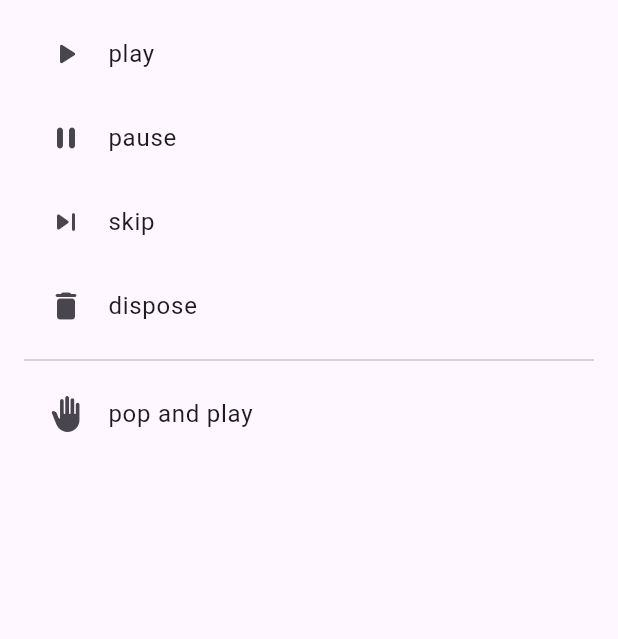
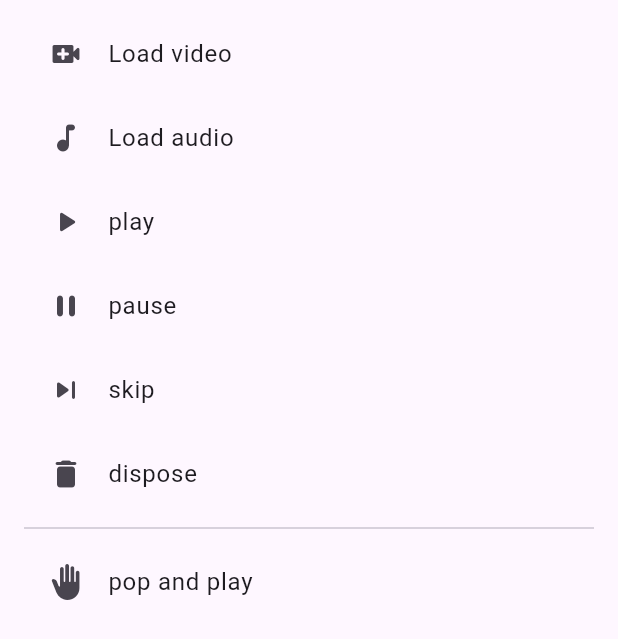
Before and after one commit to SuaMusica/flutter_plugins, a Flutter app: the SMAdsBottomSheet widget shown alone on an empty page, opened directly, on a phone screen of 412 x 824 dp. Shown: the top 639 px of the screen. Run offline on Flutter 3.47's test engine with Material 3 defaults, Android fonts, the phone set to English and light mode, and no system bars; our stand-ins replace isar; missing offline and left inert: dart:ffi, mutex, pointycastle, rsa_pkcs; accounts and stored records are empty; generated files the repository leaves out were written again.

Commit message:
chore: more enhancements in the code

```diff
--- a/packages/ads/example/lib/main.dart
+++ b/packages/ads/example/lib/main.dart
@@ -9,59 +9,15 @@ void main() => runApp(MaterialApp(home: MyApp()));
 ValueNotifier<bool> adsValueNotifier = ValueNotifier(false);
 PreRollController controller = PreRollController(preRollListener);
 
-void preRollListener(PreRollEvent event, Map<String, dynamic> args) {
-  debugPrint('[PREROLL]: Event: $event, args: $args');
-
-  switch (event) {
-    case PreRollEvent.LOADED:
-      adsValueNotifier.value = true;
-    case PreRollEvent.COMPLETED:
-      adsValueNotifier.value = false;
-      controller.dispose();
-    default:
-  }
-}
-
-void loadAds(Map<String, dynamic> target) {
-  adsValueNotifier.value = true;
-  controller.load(target);
-}
-
-class MyApp extends StatefulWidget {
-  @override
-  _MyAppState createState() => _MyAppState();
-}
-
-const videoTarget = {
-  "age": "34",
-  "tipo": "1",
-  "vip": "0",
-  "gender": "1",
-  "version": "6867",
-  "ppid": "6d83fd8be4872555440fab67103896c8bee7b064b1b3ab0260f503c8dfc76e39",
-  // video ad
-  // "__URL__":
-  //     "https://pubads.g.doubleclick.net/gampad/ads?sz=640x480&iu=/124319096/external/single_ad_samples&ciu_szs=300x250&impl=s&gdfp_req=1&env=vp&output=vast&unviewed_position_start=1&cust_params=deployment%3Ddevsite%26sample_ct%3Dlinear&correlator=",
-  "__URL__":
-      "https://pubads.g.doubleclick.net/gampad/ads?sz=640x480&iu=/124319096/external/single_ad_samples&ciu_szs=300x250&impl=s&gdfp_req=1&env=vp&output=vast&unviewed_position_start=1&cust_params=deployment%3Ddevsite%26sample_ct%3Dlinear&correlator=",
-  "__CONTENT__": "https://assets.suamusica.com.br/video/virgula.mp3",
-};
-
-class _MyAppState extends State<MyApp> {
-  final audioTarget = Map<String, dynamic>.from(videoTarget);
-
-  @override
-  void initState() {
-    super.initState();
-    audioTarget["__URL__"] =
-        "https://pubads.g.doubleclick.net/gampad/ads?sz=640x480%7C400x300%7C730x400&iu=/7090806/Suamusica.com.br-ROA-Preroll&impl=s&gdfp_req=1&env=instream&output=vast&unviewed_position_start=1&description_url=http%3A%2F%2Fwww.suamusica.com.br%2F&correlator=&tfcd=0&npa=0&ad_type=audio&vad_type=linear&ciu_szs=300x250&cust_params=teste%3D1";
-  }
+class MyApp extends StatelessWidget {
+  const MyApp({super.key});
 
   @override
   Widget build(BuildContext context) {
     return Scaffold(
       appBar: AppBar(
         title: const Text('Plugin example app'),
+        centerTitle: true,
       ),
       body: Center(
         child: ListView(
@@ -174,10 +130,10 @@ class _MyAppState extends State<MyApp> {
 
 class PreRollUI extends StatelessWidget {
   const PreRollUI({
-    Key? key,
+    super.key,
     required this.adsValueNotifier,
     required this.controller,
-  }) : super(key: key);
+  });
 
   final ValueNotifier<bool> adsValueNotifier;
   final PreRollController controller;
@@ -186,9 +142,9 @@ class PreRollUI extends StatelessWidget {
   Widget build(BuildContext context) {
     return AnimatedBuilder(
       animation: adsValueNotifier,
-      builder: (context, child) {
-        return adsValueNotifier.value
-            ? AspectRatio(
+      builder: (context, child) =>
+          adsValueNotifier.value && child != null ? child : SizedBox.shrink(),
+      child: AspectRatio(
         aspectRatio: 640 / 480,
         child: PreRoll(
           controller: controller,
@@ -196,9 +152,49 @@ class PreRollUI extends StatelessWidget {
           useHybridComposition: true,
           useinitExpensiveAndroidView: true,
         ),
-              )
-            : SizedBox.shrink();
-      },
+      ),
     );
   }
 }
+
+const videoTarget = {
+  "age": "34",
+  "tipo": "1",
+  "vip": "0",
+  "gender": "1",
+  "version": "6867",
+  "ppid": "6d83fd8be4872555440fab67103896c8bee7b064b1b3ab0260f503c8dfc76e39",
+  "__URL__":
+      "https://pubads.g.doubleclick.net/gampad/ads?sz=640x480&iu=/124319096/external/single_ad_samples&ciu_szs=300x250&impl=s&gdfp_req=1&env=vp&output=vast&unviewed_position_start=1&cust_params=deployment%3Ddevsite%26sample_ct%3Dlinear&correlator=",
+  "__CONTENT__": "https://assets.suamusica.com.br/video/virgula.mp3",
+};
+
+const audioTarget = {
+  "age": "34",
+  "tipo": "1",
+  "vip": "0",
+  "gender": "1",
+  "version": "6867",
+  "ppid": "6d83fd8be4872555440fab67103896c8bee7b064b1b3ab0260f503c8dfc76e39",
+  "__URL__":
+      "https://pubads.g.doubleclick.net/gampad/ads?sz=640x480%7C400x300%7C730x400&iu=/7090806/Suamusica.com.br-ROA-Preroll&impl=s&gdfp_req=1&env=instream&output=vast&unviewed_position_start=1&description_url=http%3A%2F%2Fwww.suamusica.com.br%2F&correlator=&tfcd=0&npa=0&ad_type=audio&vad_type=linear&ciu_szs=300x250&cust_params=teste%3D1",
+  "__CONTENT__": "https://assets.suamusica.com.br/video/virgula.mp3",
+};
+
+void preRollListener(PreRollEvent event, Map<String, dynamic> args) {
+  debugPrint('[PREROLL]: Event: $event, args: $args');
+
+  switch (event) {
+    case PreRollEvent.LOADED:
+      adsValueNotifier.value = true;
+    case PreRollEvent.COMPLETED:
+      adsValueNotifier.value = false;
+      controller.dispose();
+    default:
+  }
+}
+
+void loadAds(Map<String, dynamic> target) {
+  adsValueNotifier.value = true;
+  controller.load(target);
+}
--- a/packages/ads/example/lib/widgets/sm_ads_bottom_sheet.dart
+++ b/packages/ads/example/lib/widgets/sm_ads_bottom_sheet.dart
@@ -1,5 +1,6 @@
 import 'package:flutter/material.dart';
 import 'package:smads/smads.dart';
+import 'package:smads_example/main.dart';
 import 'package:smads_example/widgets/widgets.dart';
 
 class SMAdsBottomSheet extends StatelessWidget {
@@ -24,6 +25,20 @@ class SMAdsBottomSheet extends StatelessWidget {
               child: ListView(
                 shrinkWrap: true,
                 children: [
+                  SMAdsTile(
+                    icon: Icons.video_call_rounded,
+                    title: 'Load video',
+                    onTap: () {
+                      loadAds(videoTarget);
+                    },
+                  ),
+                  SMAdsTile(
+                    icon: Icons.audiotrack_rounded,
+                    title: 'Load audio',
+                    onTap: () {
+                      loadAds(audioTarget);
+                    },
+                  ),
                   SMAdsTile(
                     title: 'play',
                     icon: Icons.play_arrow_rounded,
```
Lines whose indentation alone changed are shown as unchanged.
